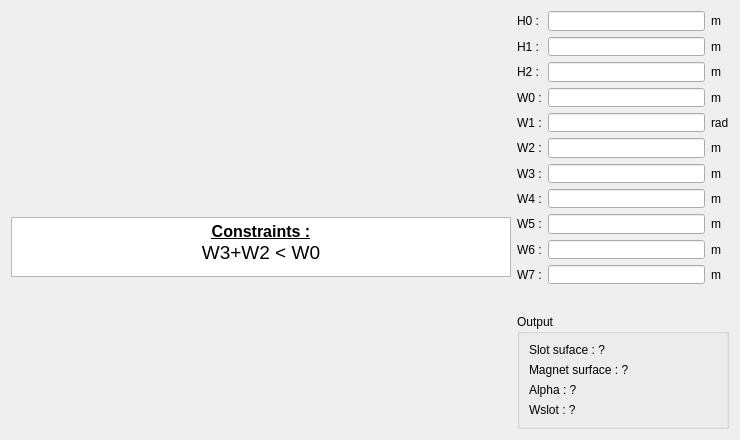
The window that pyleecan/GUI/Dialog/DMachineSetup/SMHoleMag/PHoleM51/PHoleM51.ui (Eomys/pyleecan) describes before a commit, drawn with Qt 5.
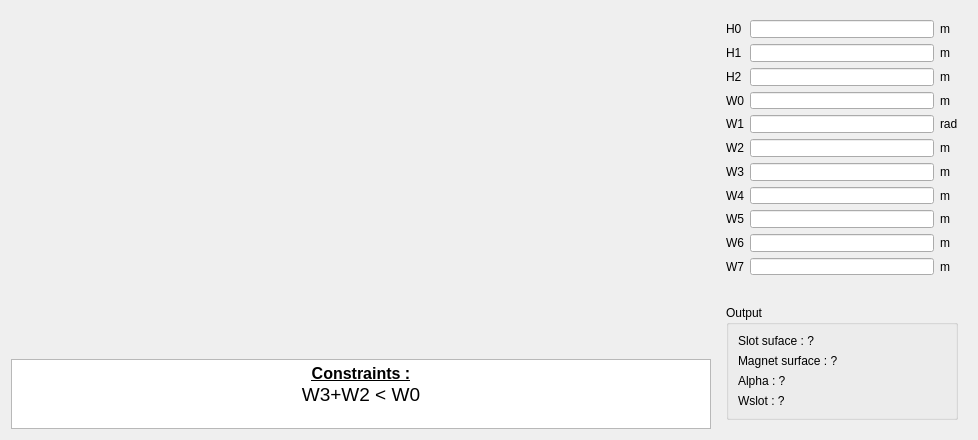
The same window after the commit. Icons and pictures are not drawn. Custom widgets are drawn as their Qt base class.

Commit message: [CO] Improving Hole GUI

Diff of the .ui file:
```diff
--- a/pyleecan/GUI/Dialog/DMachineSetup/SMHoleMag/PHoleM51/PHoleM51.ui
+++ b/pyleecan/GUI/Dialog/DMachineSetup/SMHoleMag/PHoleM51/PHoleM51.ui
@@ -6,7 +6,7 @@
    <rect>
     <x>0</x>
     <y>0</y>
-    <width>740</width>
+    <width>978</width>
     <height>440</height>
    </rect>
   </property>
@@ -31,21 +31,21 @@
      <item>
       <widget class="QLabel" name="img_slot">
        <property name="sizePolicy">
-        <sizepolicy hsizetype="Fixed" vsizetype="Fixed">
+        <sizepolicy hsizetype="Preferred" vsizetype="Preferred">
          <horstretch>0</horstretch>
          <verstretch>0</verstretch>
         </sizepolicy>
        </property>
        <property name="minimumSize">
         <size>
-         <width>500</width>
-         <height>200</height>
+         <width>0</width>
+         <height>0</height>
         </size>
        </property>
        <property name="maximumSize">
         <size>
-         <width>500</width>
-         <height>216</height>
+         <width>16777215</width>
+         <height>16777215</height>
         </size>
        </property>
        <property name="autoFillBackground">
@@ -88,7 +88,7 @@
        <property name="maximumSize">
         <size>
          <width>16777215</width>
-         <height>60</height>
+         <height>70</height>
         </size>
        </property>
        <property name="verticalScrollBarPolicy">
@@ -98,32 +98,32 @@
         <string>&lt;!DOCTYPE HTML PUBLIC &quot;-//W3C//DTD HTML 4.0//EN&quot; &quot;http://www.w3.org/TR/REC-html40/strict.dtd&quot;&gt;
 &lt;html&gt;&lt;head&gt;&lt;meta name=&quot;qrichtext&quot; content=&quot;1&quot; /&gt;&lt;style type=&quot;text/css&quot;&gt;
 p, li { white-space: pre-wrap; }
-&lt;/style&gt;&lt;/head&gt;&lt;body style=&quot; font-family:'MS Shell Dlg 2'; font-size:8.25pt; font-weight:400; font-style:normal;&quot;&gt;
-&lt;p align=&quot;center&quot; style=&quot; margin-top:0px; margin-bottom:0px; margin-left:0px; margin-right:0px; -qt-block-indent:0; text-indent:0px;&quot;&gt;&lt;span style=&quot; font-size:12pt; font-weight:600; text-decoration: underline;&quot;&gt;Constraints :&lt;/span&gt;&lt;/p&gt;
-&lt;p align=&quot;center&quot; style=&quot; margin-top:0px; margin-bottom:0px; margin-left:0px; margin-right:0px; -qt-block-indent:0; text-indent:0px;&quot;&gt;&lt;span style=&quot; font-size:14pt;&quot;&gt;W3+W2 &amp;lt; W0&lt;/span&gt;&lt;/p&gt;
-&lt;p align=&quot;center&quot; style=&quot;-qt-paragraph-type:empty; margin-top:0px; margin-bottom:0px; margin-left:0px; margin-right:0px; -qt-block-indent:0; text-indent:0px; font-size:8pt;&quot;&gt;&lt;br /&gt;&lt;/p&gt;&lt;/body&gt;&lt;/html&gt;</string>
+&lt;/style&gt;&lt;/head&gt;&lt;body style=&quot; font-family:'MS Shell Dlg 2'; font-size:7.8pt; font-weight:400; font-style:normal;&quot;&gt;
+&lt;p align=&quot;center&quot; style=&quot; margin-top:0px; margin-bottom:0px; margin-left:0px; margin-right:0px; -qt-block-indent:0; text-indent:0px;&quot;&gt;&lt;span style=&quot; font-family:'MS Shell Dlg 2'; font-size:12pt; font-weight:600; text-decoration: underline;&quot;&gt;Constraints :&lt;/span&gt;&lt;/p&gt;
+&lt;p align=&quot;center&quot; style=&quot; margin-top:0px; margin-bottom:0px; margin-left:0px; margin-right:0px; -qt-block-indent:0; text-indent:0px;&quot;&gt;&lt;span style=&quot; font-family:'MS Shell Dlg 2'; font-size:14pt;&quot;&gt;W3+W2 &amp;lt; W0&lt;/span&gt;&lt;/p&gt;
+&lt;p align=&quot;center&quot; style=&quot;-qt-paragraph-type:empty; margin-top:0px; margin-bottom:0px; margin-left:0px; margin-right:0px; -qt-block-indent:0; text-indent:0px; font-family:'MS Shell Dlg 2'; font-size:8pt;&quot;&gt;&lt;br /&gt;&lt;/p&gt;&lt;/body&gt;&lt;/html&gt;</string>
        </property>
        <property name="textInteractionFlags">
         <set>Qt::TextSelectableByKeyboard|Qt::TextSelectableByMouse</set>
        </property>
       </widget>
      </item>
-     <item>
-      <spacer name="verticalSpacer_2">
-       <property name="orientation">
-        <enum>Qt::Vertical</enum>
-       </property>
-       <property name="sizeHint" stdset="0">
-        <size>
-         <width>20</width>
-         <height>40</height>
-        </size>
-       </property>
-      </spacer>
-     </item>
     </layout>
    </item>
    <item>
+    <widget class="QWidget" name="widget" native="true">
+     <property name="minimumSize">
+      <size>
+       <width>250</width>
+       <height>0</height>
+      </size>
+     </property>
+     <property name="maximumSize">
+      <size>
+       <width>250</width>
+       <height>16777215</height>
+      </size>
+     </property>
     <layout class="QVBoxLayout" name="verticalLayout_2">
      <item>
       <layout class="QGridLayout" name="gridLayout">
@@ -133,7 +133,7 @@
        <item row="0" column="0">
         <widget class="QLabel" name="in_H0">
          <property name="text">
-          <string>H0 :</string>
+           <string>H0</string>
          </property>
         </widget>
        </item>
@@ -150,7 +150,7 @@
        <item row="1" column="0">
         <widget class="QLabel" name="in_H1">
          <property name="text">
-          <string>H1 :</string>
+           <string>H1</string>
          </property>
         </widget>
        </item>
@@ -167,7 +167,7 @@
        <item row="2" column="0">
         <widget class="QLabel" name="in_H2">
          <property name="text">
-          <string>H2 :</string>
+           <string>H2</string>
          </property>
         </widget>
        </item>
@@ -184,7 +184,7 @@
        <item row="3" column="0">
         <widget class="QLabel" name="in_W0">
          <property name="text">
-          <string>W0 :</string>
+           <string>W0</string>
          </property>
         </widget>
        </item>
@@ -201,7 +201,7 @@
        <item row="4" column="0">
         <widget class="QLabel" name="in_W1">
          <property name="text">
-          <string>W1 :</string>
+           <string>W1</string>
          </property>
         </widget>
        </item>
@@ -222,7 +222,7 @@
        <item row="5" column="0">
         <widget class="QLabel" name="in_W2">
          <property name="text">
-          <string>W2 :</string>
+           <string>W2</string>
          </property>
         </widget>
        </item>
@@ -239,7 +239,7 @@
        <item row="6" column="0">
         <widget class="QLabel" name="in_W3">
          <property name="text">
-          <string>W3 :</string>
+           <string>W3</string>
          </property>
         </widget>
        </item>
@@ -256,7 +256,7 @@
        <item row="7" column="0">
         <widget class="QLabel" name="in_W4">
          <property name="text">
-          <string>W4 :</string>
+           <string>W4</string>
          </property>
         </widget>
        </item>
@@ -273,7 +273,7 @@
        <item row="8" column="0">
         <widget class="QLabel" name="in_W5">
          <property name="text">
-          <string>W5 :</string>
+           <string>W5</string>
          </property>
         </widget>
        </item>
@@ -290,7 +290,7 @@
        <item row="9" column="0">
         <widget class="QLabel" name="in_W6">
          <property name="text">
-          <string>W6 :</string>
+           <string>W6</string>
          </property>
         </widget>
        </item>
@@ -307,7 +307,7 @@
        <item row="10" column="0">
         <widget class="QLabel" name="in_W7">
          <property name="text">
-          <string>W7 :</string>
+           <string>W7</string>
          </property>
         </widget>
        </item>
@@ -363,6 +363,19 @@
        </property>
       </widget>
      </item>
+      <item>
+       <spacer name="verticalSpacer_2">
+        <property name="orientation">
+         <enum>Qt::Vertical</enum>
+        </property>
+        <property name="sizeHint" stdset="0">
+         <size>
+          <width>20</width>
+          <height>40</height>
+         </size>
+        </property>
+       </spacer>
+      </item>
      <item>
       <widget class="QGroupBox" name="g_output">
        <property name="minimumSize">
@@ -420,6 +433,7 @@
       </widget>
      </item>
     </layout>
+    </widget>
    </item>
   </layout>
  </widget>
```
Left out of the diff: 6 changed lines with no effect on the pictures. Lines whose indentation alone changed are shown as unchanged. The commit also changes 54 other files.
